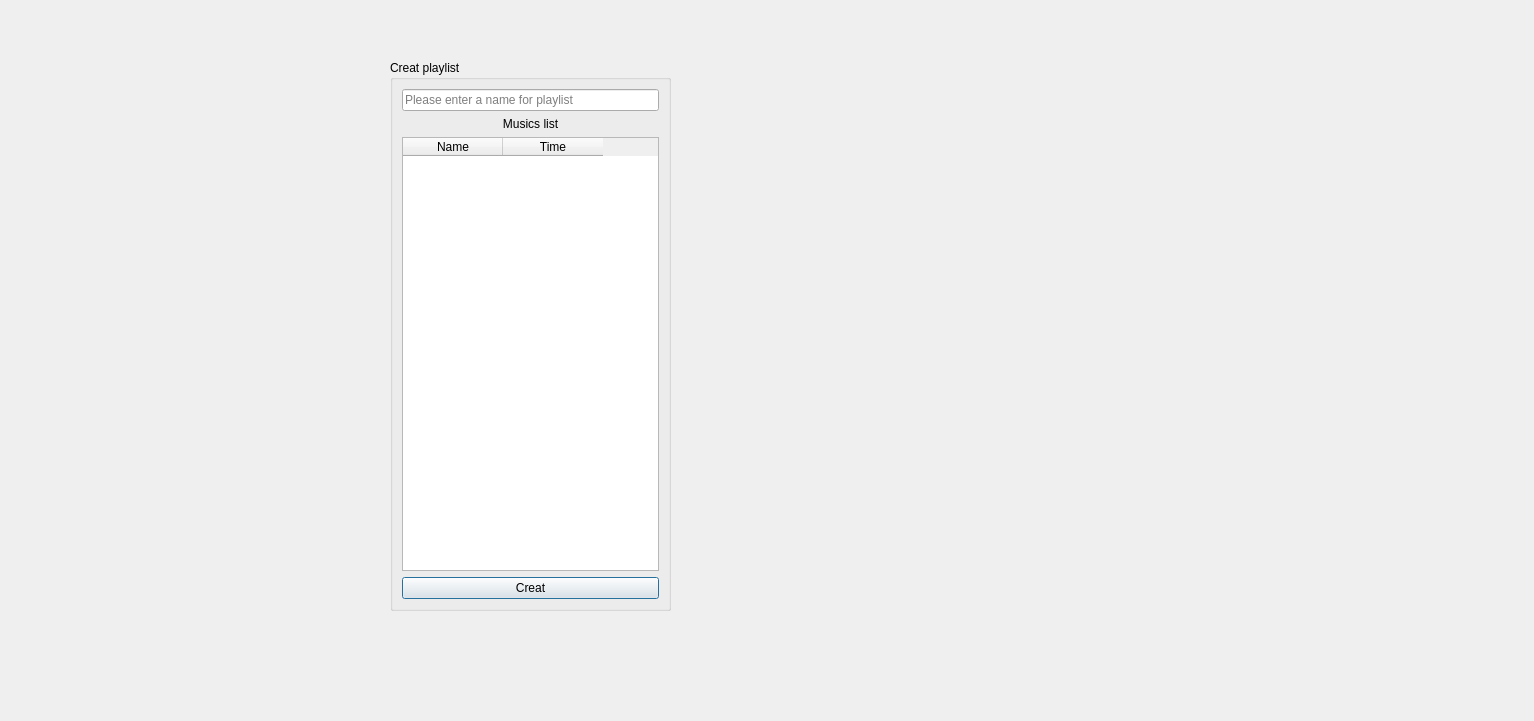
This is ui/createdialog.ui in Avesta85/JukeBox as Qt 5 draws it before an edit. The edited form follows.
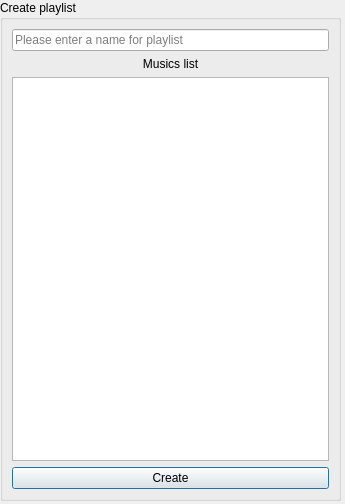
This is the edited form.

```diff
--- a/ui/createdialog.ui
+++ b/ui/createdialog.ui
@@ -6,46 +6,38 @@
    <rect>
     <x>0</x>
     <y>0</y>
-    <width>1534</width>
-    <height>721</height>
+    <width>345</width>
+    <height>504</height>
    </rect>
   </property>
   <property name="windowTitle">
    <string>Dialog</string>
   </property>
-  <widget class="QGroupBox" name="groupBox">
+  <widget class="QWidget" name="verticalLayoutWidget">
    <property name="geometry">
     <rect>
-     <x>390</x>
-     <y>60</y>
-     <width>281</width>
-     <height>551</height>
+     <x>0</x>
+     <y>0</y>
+     <width>341</width>
+     <height>501</height>
     </rect>
    </property>
+   <layout class="QVBoxLayout" name="verticalLayout">
+    <item>
+     <widget class="QGroupBox" name="groupBox">
    <property name="title">
-    <string>Creat playlist</string>
+       <string>Create playlist</string>
    </property>
    <layout class="QGridLayout" name="gridLayout">
     <item row="4" column="0">
      <widget class="QPushButton" name="pushButton_creat">
       <property name="text">
-       <string>Creat</string>
+          <string>Create</string>
       </property>
      </widget>
     </item>
     <item row="3" column="0">
-     <widget class="QTableWidget" name="tableWidget">
-      <column>
-       <property name="text">
-        <string>Name</string>
-       </property>
-      </column>
-      <column>
-       <property name="text">
-        <string>Time</string>
-       </property>
-      </column>
-     </widget>
+        <widget class="QTableWidget" name="tableWidget"/>
     </item>
     <item row="0" column="0">
      <widget class="QLineEdit" name="lineEdit">
@@ -77,6 +69,9 @@
       <property name="margin">
        <number>3</number>
       </property>
+        </widget>
+       </item>
+      </layout>
      </widget>
     </item>
    </layout>
```
Lines whose indentation alone changed are shown as unchanged.
